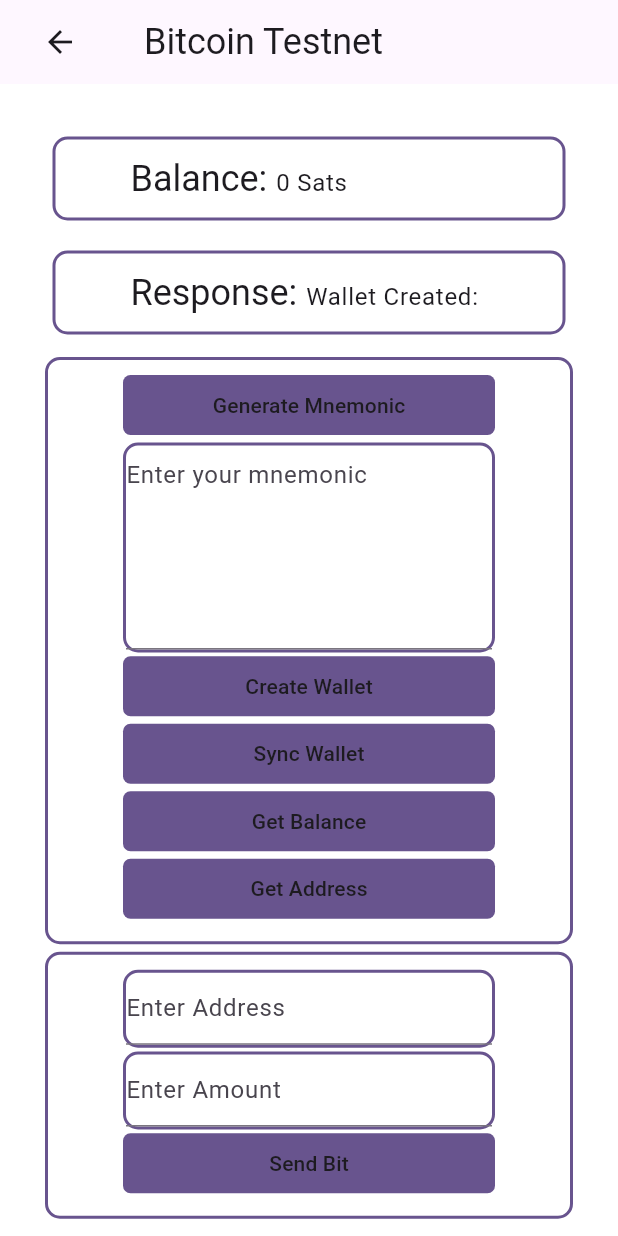
After one commit to Pushpalal-Tharu/matic_wallet, a Flutter app: the ThirdPage screen opened directly, after a tap on "Create Wallet", on a phone screen of 412 x 824 dp. The commit adds this screen. Run offline on Flutter 3.47's test engine with Material 3 defaults, Android fonts, the phone set to English and light mode, and no system bars; our stand-ins replace flutter_dotenv, get, get_storage, hex; missing offline and left inert: bdk_flutter, bip32, bip39, solana, web3dart; accounts and stored records are empty; statements that could not run were skipped.

Commit message:
Bitcoin testnet integration on progress

```diff
--- a/lib/pages/import_wallet.dart
+++ b/lib/pages/import_wallet.dart
@@ -1,8 +1,6 @@
-import 'package:flutter/cupertino.dart';
 import 'package:flutter/material.dart';
-import 'package:flutter/widgets.dart';
-import 'package:flutter_secure_storage/flutter_secure_storage.dart';
 import 'package:get/get.dart';
+import 'package:get_storage/get_storage.dart';
 import 'package:matic_wallet/main.dart';
 import 'package:bip39/bip39.dart' as bip39;
 import 'package:matic_wallet/services/wallet_service.dart';
@@ -20,6 +18,8 @@ class _ImportWalletState extends State<ImportWallet> {
   final _formKey = GlobalKey<FormState>();
   final _words = List<String>.filled(12, '');
   bool validationFailed = false;
+
+  GetStorage secureStorage = GetStorage();
 
   @override
   Widget build(BuildContext context) {
@@ -115,8 +115,7 @@ class _ImportWalletState extends State<ImportWallet> {
       print("****");
       final t = bip39.validateMnemonic(wordsString);
       if (t) {
-        const secureStorage = FlutterSecureStorage();
-        secureStorage.write(key: 'mnemonic', value: wordsString);
+        secureStorage.write('mnemonic', wordsString);
         await WalletService.addWallet(wordsString);
         navigateToWalletPage();
       } else {
--- /dev/null
+++ b/lib/pages/third_page.dart
@@ -0,0 +1,267 @@
+import 'package:bdk_flutter/bdk_flutter.dart';
+import 'package:flutter/foundation.dart';
+import 'package:flutter/material.dart';
+import '../widgets/widgets.dart';
+
+class ThirdPage extends StatefulWidget {
+  const ThirdPage({Key? key}) : super(key: key);
+
+  @override
+  State<ThirdPage> createState() => _ThirdPageState();
+}
+
+class _ThirdPageState extends State<ThirdPage> {
+  late Wallet wallet;
+  late Blockchain blockchain;
+  String? displayText;
+  String? address;
+  String? balance;
+  TextEditingController mnemonic = TextEditingController();
+  TextEditingController recipientAddress = TextEditingController();
+  TextEditingController amount = TextEditingController();
+
+  generateMnemonicHandler() async {
+    var res = await Mnemonic.create(WordCount.Words12);
+    setState(() {
+      mnemonic.text = res.asString();
+      displayText = res.asString();
+    });
+  }
+
+  Future<List<Descriptor>> getDescriptors(String mnemonicStr) async {
+    final descriptors = <Descriptor>[];
+    try {
+      for (var e in [KeychainKind.External, KeychainKind.Internal]) {
+        final mnemonic = await Mnemonic.fromString(mnemonicStr);
+        final descriptorSecretKey = await DescriptorSecretKey.create(
+          network: Network.Testnet,
+          mnemonic: mnemonic,
+        );
+        final descriptor = await Descriptor.newBip84(
+            secretKey: descriptorSecretKey,
+            network: Network.Testnet,
+            keychain: e);
+        descriptors.add(descriptor);
+      }
+      return descriptors;
+    } on Exception catch (e) {
+      setState(() {
+        displayText = "Error : ${e.toString()}";
+      });
+      rethrow;
+    }
+  }
+
+  createOrRestoreWallet(
+      String mnemonic, Network network, String? password, String path) async {
+    try {
+      final descriptors = await getDescriptors(mnemonic);
+      await blockchainInit();
+      final res = await Wallet.create(
+          descriptor: descriptors[0],
+          changeDescriptor: descriptors[1],
+          network: network,
+          databaseConfig: const DatabaseConfig.memory());
+      setState(() {
+        wallet = res;
+      });
+      var addressInfo = await getNewAddress();
+      setState(() {
+        address = addressInfo.address;
+        displayText = "Wallet Created: $address";
+      });
+    } on Exception catch (e) {
+      setState(() {
+        displayText = "Error: ${e.toString()}";
+      });
+    }
+  }
+
+  getBalance() async {
+    final balanceObj = await wallet.getBalance();
+    final res = "Total Balance: ${balanceObj.total.toString()}";
+    if (kDebugMode) {
+      print(res);
+    }
+    setState(() {
+      balance = balanceObj.total.toString();
+      displayText = res;
+    });
+  }
+
+  Future<AddressInfo> getNewAddress() async {
+    final res = await wallet.getAddress(addressIndex: const AddressIndex());
+    if (kDebugMode) {
+      print(res.address);
+    }
+    setState(() {
+      displayText = res.address;
+      address = res.address;
+    });
+    return res;
+  }
+
+  sendTx(String addressStr, int amount) async {
+    try {
+      final txBuilder = TxBuilder();
+      final address = await Address.create(address: addressStr);
+      final script = await address.scriptPubKey();
+      final txBuilderResult = await txBuilder
+          .addRecipient(script, amount)
+          .feeRate(1.0)
+          .finish(wallet);
+      final sbt = await wallet.sign(psbt: txBuilderResult.psbt);
+      final tx = await sbt.extractTx();
+      await blockchain.broadcast(tx);
+      setState(() {
+        displayText = "Successfully broadcast $amount Sats to $addressStr";
+      });
+    } on Exception catch (e) {
+      setState(() {
+        displayText = "Error: ${e.toString()}";
+      });
+    }
+  }
+
+  blockchainInit() async {
+    try {
+      blockchain = await Blockchain.create(
+          config: const BlockchainConfig.electrum(
+              config: ElectrumConfig(
+                  stopGap: 10,
+                  timeout: 5,
+                  retry: 5,
+                  url: "ssl://electrum.blockstream.info:60002",
+                  validateDomain: false)));
+    } on Exception catch (e) {
+      setState(() {
+        displayText = "Error: ${e.toString()}";
+      });
+    }
+  }
+
+  syncWallet() async {
+    wallet.sync(blockchain);
+  }
+
+  @override
+  Widget build(BuildContext context) {
+    final formKey = GlobalKey<FormState>();
+    return Scaffold(
+        resizeToAvoidBottomInset: true,
+        backgroundColor: Colors.white,
+        /* Header */
+        appBar: buildAppBar(context),
+        body: SingleChildScrollView(
+          child: Container(
+            padding: const EdgeInsets.symmetric(horizontal: 30, vertical: 30),
+            child: Column(
+              children: [
+                /* Balance */
+                BalanceContainer(
+                  text: "${balance ?? "0"} Sats",
+                ),
+                /* Result */
+                ResponseContainer(
+                  text: displayText ?? " ",
+                ),
+                StyledContainer(
+                    child: Column(
+                        mainAxisAlignment: MainAxisAlignment.start,
+                        crossAxisAlignment: CrossAxisAlignment.center,
+                        children: [
+                      SubmitButton(
+                          text: "Generate Mnemonic",
+                          callback: () async {
+                            await generateMnemonicHandler();
+                          }),
+                      TextFieldContainer(
+                        child: TextFormField(
+                            controller: mnemonic,
+                            style: Theme.of(context).textTheme.bodyLarge,
+                            keyboardType: TextInputType.multiline,
+                            maxLines: 5,
+                            decoration: const InputDecoration(
+                                hintText: "Enter your mnemonic")),
+                      ),
+                      SubmitButton(
+                        text: "Create Wallet",
+                        callback: () async {
+                          await createOrRestoreWallet(mnemonic.text,
+                              Network.Testnet, "password", "m/84'/1'/0'");
+                        },
+                      ),
+                      SubmitButton(
+                        text: "Sync Wallet",
+                        callback: () async {
+                          await syncWallet();
+                        },
+                      ),
+                      SubmitButton(
+                        callback: () async {
+                          await getBalance();
+                        },
+                        text: "Get Balance",
+                      ),
+                      SubmitButton(
+                          callback: () async {
+                            await getNewAddress();
+                          },
+                          text: "Get Address"),
+                    ])),
+                /* Send Transaction */
+                StyledContainer(
+                    child: Form(
+                  key: formKey,
+                  child: Column(
+                      mainAxisAlignment: MainAxisAlignment.start,
+                      crossAxisAlignment: CrossAxisAlignment.center,
+                      children: [
+                        TextFieldContainer(
+                          child: TextFormField(
+                            controller: recipientAddress,
+                            validator: (value) {
+                              if (value == null || value.isEmpty) {
+                                return 'Please enter your address';
+                              }
+                              return null;
+                            },
+                            style: Theme.of(context).textTheme.bodyLarge,
+                            decoration: const InputDecoration(
+                              hintText: "Enter Address",
+                            ),
+                          ),
+                        ),
+                        TextFieldContainer(
+                          child: TextFormField(
+                            controller: amount,
+                            validator: (value) {
+                              if (value == null || value.isEmpty) {
+                                return 'Please enter the amount';
+                              }
+                              return null;
+                            },
+                            keyboardType: TextInputType.number,
+                            style: Theme.of(context).textTheme.bodyLarge,
+                            decoration: const InputDecoration(
+                              hintText: "Enter Amount",
+                            ),
+                          ),
+                        ),
+                        SubmitButton(
+                          text: "Send Bit",
+                          callback: () async {
+                            if (formKey.currentState!.validate()) {
+                              await sendTx(recipientAddress.text,
+                                  int.parse(amount.text));
+                            }
+                          },
+                        )
+                      ]),
+                ))
+              ],
+            ),
+          ),
+        ));
+  }
+}
--- a/lib/services/send_sol.dart
+++ b/lib/services/send_sol.dart
@@ -1,8 +1,8 @@
-import 'package:flutter_secure_storage/flutter_secure_storage.dart';
+import 'package:get_storage/get_storage.dart';
 import 'package:solana/solana.dart' as solana;
 
 Future<String> send_sol(String address, double ammount) async {
-  final storage = FlutterSecureStorage();
+  GetStorage storage = GetStorage();
   String? rpcUrl;
   // final network = await storage.read(key: "network");
 
@@ -21,7 +21,7 @@ Future<String> send_sol(String address, double ammount) async {
     websocketUrl: Uri.parse(wsUrl),
   );
 
-  final mainWalletKey = await storage.read(key: 'mnemonic');
+  final mainWalletKey = await storage.read('mnemonic');
 
   final mainWalletSolana = await solana.Ed25519HDKeyPair.fromMnemonic(
     mainWalletKey!,
--- /dev/null
+++ b/lib/widgets/widgets.dart
@@ -0,0 +1,139 @@
+import 'package:flutter/cupertino.dart';
+import 'package:flutter/material.dart';
+
+class SubmitButton extends StatelessWidget {
+  final String text;
+  final VoidCallback callback;
+
+  const SubmitButton({Key? key, required this.text, required this.callback})
+      : super(key: key);
+
+  @override
+  Widget build(BuildContext context) {
+    return GestureDetector(
+      onTap: callback,
+      child: Container(
+        margin: const EdgeInsets.only(bottom: 5),
+        decoration: BoxDecoration(
+            color: Theme.of(context).primaryColor,
+            borderRadius: BorderRadius.circular(5)),
+        padding: const EdgeInsets.symmetric(vertical: 10, horizontal: 20),
+        width: double.infinity,
+        child: Center(
+          child: Text(text, style: Theme.of(context).textTheme.button),
+        ),
+      ),
+    );
+  }
+}
+
+class TextFieldContainer extends StatelessWidget {
+  final Widget child;
+
+  const TextFieldContainer({Key? key, required this.child}) : super(key: key);
+
+  @override
+  Widget build(BuildContext context) {
+    return Container(
+      margin: const EdgeInsets.only(bottom: 2.5),
+      decoration: BoxDecoration(
+          borderRadius: BorderRadius.circular(10),
+          border: Border.all(width: 2, color: Theme.of(context).primaryColor)),
+      child: child,
+    );
+  }
+}
+
+class StyledContainer extends StatelessWidget {
+  final Widget child;
+
+  const StyledContainer({Key? key, required this.child}) : super(key: key);
+
+  @override
+  Widget build(BuildContext context) {
+    return Container(
+      margin: const EdgeInsets.only(bottom: 5),
+      padding: const EdgeInsets.symmetric(vertical: 10, horizontal: 50),
+      decoration: BoxDecoration(
+          borderRadius: BorderRadius.circular(10),
+          border: Border.all(
+            width: 2,
+            color: Theme.of(context).primaryColor,
+          )),
+      child: child,
+    );
+  }
+}
+
+class BalanceContainer extends StatelessWidget {
+  final String text;
+
+  const BalanceContainer({Key? key, required this.text}) : super(key: key);
+
+  @override
+  Widget build(BuildContext context) {
+    return Container(
+        margin: const EdgeInsets.only(bottom: 5),
+        padding: const EdgeInsets.symmetric(vertical: 5, horizontal: 5),
+        width: double.infinity,
+        child: StyledContainer(
+          child: SelectableText.rich(
+            TextSpan(
+              children: <TextSpan>[
+                TextSpan(
+                    text: "Balance: ",
+                    style: Theme.of(context).textTheme.headlineSmall),
+                TextSpan(
+                    text: text, style: Theme.of(context).textTheme.bodyLarge),
+              ],
+            ),
+          ),
+        ));
+  }
+}
+
+class ResponseContainer extends StatelessWidget {
+  final String text;
+
+  const ResponseContainer({Key? key, required this.text}) : super(key: key);
+
+  @override
+  Widget build(BuildContext context) {
+    return Container(
+        margin: const EdgeInsets.only(bottom: 5),
+        padding: const EdgeInsets.symmetric(vertical: 5, horizontal: 5),
+        width: double.infinity,
+        child: StyledContainer(
+          child: SelectableText.rich(
+            TextSpan(
+              children: <TextSpan>[
+                TextSpan(
+                    text: "Response: ",
+                    style: Theme.of(context).textTheme.headlineSmall),
+                TextSpan(
+                    text: text, style: Theme.of(context).textTheme.bodyLarge),
+              ],
+            ),
+          ),
+        ));
+  }
+}
+
+AppBar buildAppBar(BuildContext context) {
+  return AppBar(
+    leadingWidth: 80,
+    actions: const [
+      // Padding(
+      //   padding: const EdgeInsets.only(right: 20, bottom: 10, top: 10),
+      //   child: Image.asset("assets/images/bdk_logo.png"),
+      // )
+    ],
+    // leading: Icon(
+    //   CupertinoIcons.bitcoin_circle_fill,
+    //   color: Theme.of(context).secondaryHeaderColor,
+    //   size: 40,
+    // ),
+    title: Text("Bitcoin Testnet",
+        style: Theme.of(context).textTheme.headlineSmall),
+  );
+}
--- a/pubspec.yaml
+++ b/pubspec.yaml
@@ -37,7 +37,6 @@ dependencies:
   cupertino_icons: ^1.0.2
   web3dart: ^2.7.2
   bip39: ^1.0.6
-  ed25519_hd_key: ^2.2.1
   hex: ^0.2.0
   get: ^4.6.6
   get_storage: ^2.1.1
@@ -45,8 +44,9 @@ dependencies:
   bip32: ^2.0.0
   path: ^1.8.3
   solana: ^0.30.3
-  flutter_secure_storage: ^9.0.0
   flutter_dotenv: ^5.1.0
+  bdk_flutter: ^0.30.0
+
 
 dev_dependencies:
   flutter_test:
```
Also changed, not shown: lib/main.dart (+9 -7 lines), lib/pages/last_page.dart (added, +20 -0 lines), lib/pages/second_page.dart (renamed from lib/pages/profile_page.dart, +9 -8 lines), lib/services/wallet_service.dart (+2 -5 lines), lib/styles/theme.dart (added, +33 -0 lines), assets/images/bdk_logo.png (added), pubspec.lock, 6 other files.
